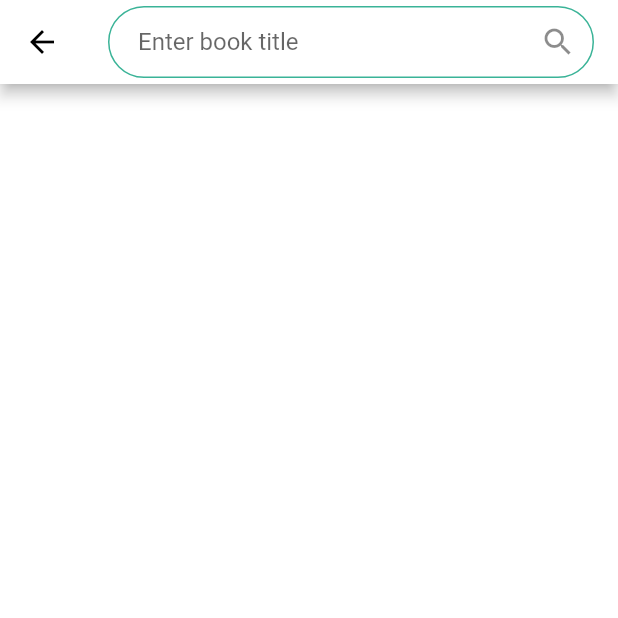
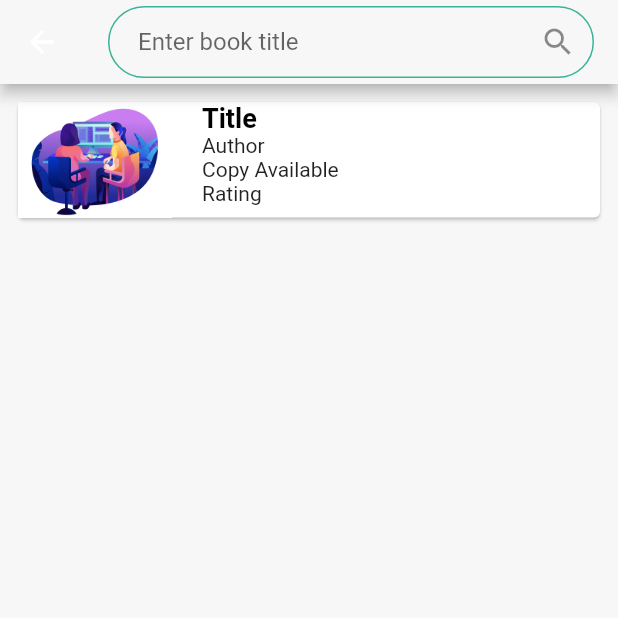
Before and after one commit to mrinal2305/Hack_2020, a Flutter app: the SearchScreen screen opened by its route, on a phone screen of 412 x 824 dp, the top half of it. Run offline on Flutter 3.47's test engine with Material 2 defaults, Android fonts, the phone set to English and light mode, and no system bars; our stand-ins replace firebase_auth, firebase_database, flutter_speed_dial, font_awesome_flutter, modal_progress_hud; missing offline and left inert: barcode_scan; accounts and stored records are empty.

Commit message:
search screen added

```diff
--- a/lib/constants.dart
+++ b/lib/constants.dart
@@ -2,8 +2,8 @@ import 'package:flutter/material.dart';
 
 const kPrimaryColor = Color(0xff3ab397);
 
-const kSendButtonTextStyle = TextStyle(
-  color: Colors.lightBlueAccent,
+const kTitleTextStyle = TextStyle(
+  color: Colors.black,
   fontWeight: FontWeight.bold,
   fontSize: 18.0,
 );
--- a/lib/main.dart
+++ b/lib/main.dart
@@ -41,7 +41,7 @@ class MyApp extends StatelessWidget {
       theme: ThemeData(
         primarySwatch: Colors.blue,
       ),
-      initialRoute: AddBookScreen.id,
+      initialRoute: HomeScreen.id,
       routes: {
         LoginScreen.id: (context) => LoginScreen(),
         HomeScreen.id: (context) => HomeScreen(),
--- a/lib/screens/addScreens/add_book_screen.dart
+++ b/lib/screens/addScreens/add_book_screen.dart
@@ -142,6 +142,7 @@ class _AddBookScreenState extends State<AddBookScreen> {
                       onTap: (){
 //                        print(index);
 //                        print(bookData[index]);
+                      //checking for null
                         Navigator.pushNamed(context, BookInput.id,arguments: bookData[index]??bookData);
                       },
                       child: BookCard(
--- a/lib/screens/search_screen.dart
+++ b/lib/screens/search_screen.dart
@@ -1,20 +1,35 @@
 import 'package:flutter/material.dart';
 import 'package:librarian/constants.dart';
+import 'package:firebase_database/firebase_database.dart';
 
-class SearchScreen extends StatelessWidget {
+class SearchScreen extends StatefulWidget {
   static const id = 'search_screen';
+
+  @override
+  _SearchScreenState createState() => _SearchScreenState();
+}
+
+class _SearchScreenState extends State<SearchScreen> {
   String searchQuery;
+
+  //FireBase related variables
+  final db = FirebaseDatabase.instance;
+  DatabaseReference bookTitleRef;
+
+  @override
+  void initState() {
+    // TODO: implement initState
+    super.initState();
+    bookTitleRef = FirebaseDatabase.instance.reference().child('book_title');
+  }
 
   @override
   Widget build(BuildContext context) {
     return SafeArea(
       child: Scaffold(
-        backgroundColor: Colors.white,
+        backgroundColor: Color(0xfff7f7f7),
         appBar: AppBar(
-          iconTheme: IconThemeData(
-            color: Colors.black,
-          ),
-          backgroundColor: Colors.white,
+          backgroundColor: Color(0xfff7f7f7),
           title: TextField(
             decoration: kTextFieldDecoration.copyWith(
               hintText: 'Enter book title',
@@ -22,18 +37,114 @@ class SearchScreen extends StatelessWidget {
                 icon: Icon(
                   Icons.search,
                 ),
-                onPressed: (){
+                onPressed: () {
                   print(searchQuery);
                 },
               ),
             ),
             onChanged: (value) {
-              searchQuery=value;
+              searchQuery = value;
             },
           ),
         ),
-
+        body: ListView(
+          children: <Widget>[
+            LibraryBookCard(),
+          ],
+        ),
       ),
     );
   }
 }
+
+class LibraryBookCard extends StatelessWidget {
+  @override
+  Widget build(BuildContext context) {
+    return Container(
+      height: 85.0,
+      margin: EdgeInsets.all(8),
+      child: Card(
+        elevation: 1.0,
+        child: GestureDetector(
+          onTap: () {},
+          child: Row(
+            children: <Widget>[
+              Image.asset(
+                'images/collaboration.png',
+              ),
+              SizedBox(
+                width: 20,
+              ),
+              Column(
+//                mainAxisAlignment: MainAxisAlignment.start,
+                crossAxisAlignment: CrossAxisAlignment.start,
+                children: <Widget>[
+                  Text(
+                    'Title',
+                    style: kTitleTextStyle,
+                  ),
+                  Text(
+                    'Author',
+                  ),
+                  Text(
+                    'Copy Available',
+                  ),
+                  Text(
+                    'Rating',
+                  )
+                ],
+              ),
+            ],
+          ),
+        ),
+      ),
+    );
+  }
+}
+
+//class for holding FireBase db table BookTitle
+class BookTitle {
+  String title;
+  String author;
+  String rating;
+  String availableCopy;
+  String publisher;
+  String pageCount;
+  String totalCopy;
+  String imgUrl;
+  String description;
+  String isbn;
+
+  BookTitle({this.title});
+
+  BookTitle.fromSnapShot(DataSnapshot snapshot) {
+    author=snapshot.value[title]['author'];
+    rating=snapshot.value[title]['averageRating'];
+    availableCopy=snapshot.value[title]['available_copy'];
+    publisher=snapshot.value[title]['publisher'];
+    pageCount=snapshot.value[title]['pageCount'];
+    totalCopy=snapshot.value[title]['total_copy'];
+    imgUrl=snapshot.value[title]['imageLinks'];
+    description=snapshot.value[title]['description'];
+    isbn=snapshot.value[title]['isbn_10'];
+  }
+
+//  Student.fromSnapShot(DataSnapshot snapshot) {
+////    regNo = snapshot.value;
+//    cl = snapshot.value['class'];
+//    fine = snapshot.value['fine'];
+//    name = snapshot.value['name'];
+//    roll = snapshot.value['roll'];
+//  }
+
+//  toJson() {
+//    return {
+//      title:{
+//        'class': author,
+//        'fine': rating,
+//        'name': ,
+//        'roll': publisher,
+//      }
+//    };
+//  }
+}
--- a/lib/screens/student_info.dart
+++ b/lib/screens/student_info.dart
@@ -33,6 +33,7 @@ class _StudentInfoState extends State<StudentInfo> {
     return SafeArea(
       child: Scaffold(
         appBar: AppBar(
+          backgroundColor: kPrimaryColor,
           title: Text('Student'),
         ),
         backgroundColor: Colors.white,
@@ -97,7 +98,7 @@ class CustomWidget extends StatelessWidget {
 }
 
 
-//class for holding firebase db table
+//class for holding FireBase db table student
 class Student {
   String regNo;
   String cl; //class
```
Also changed, not shown: lib/screens/issue_screen.dart (+23 -17 lines).
